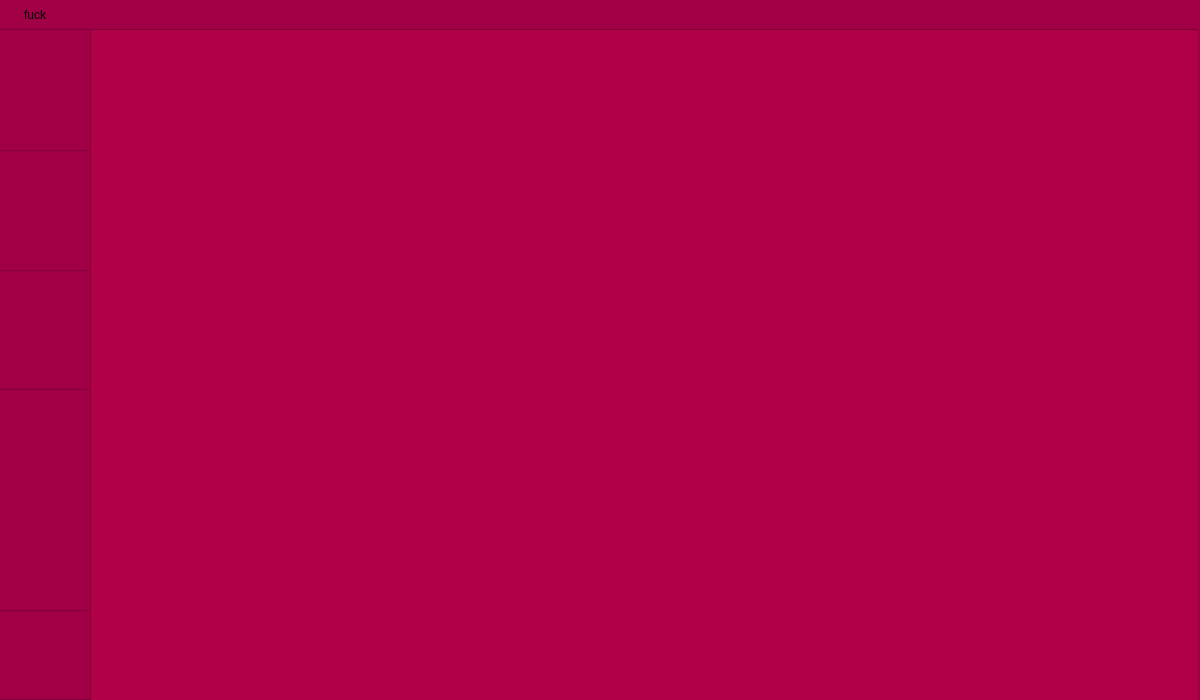
JerryShe/O-Reader, file parser-test/mainwindow.ui: the form before one commit.
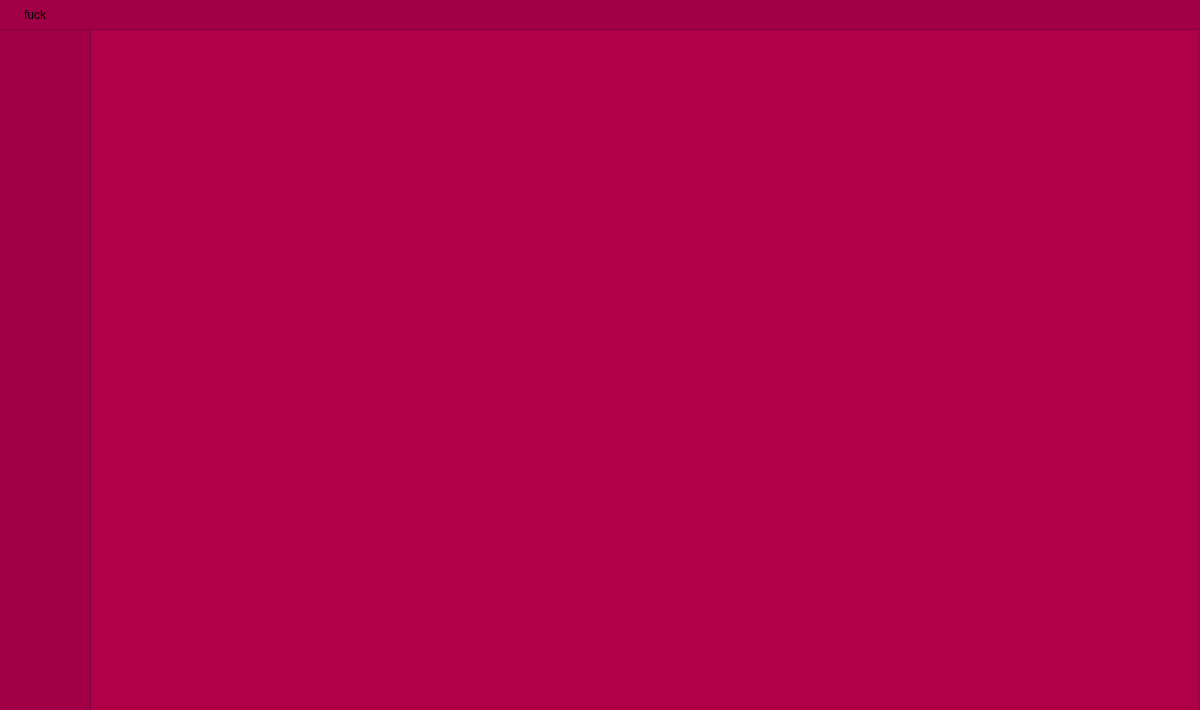
The form after the commit. Icons and pictures are not drawn.

Commit message:
Menu Buttons remade
Доделал анимации нажатия и наведения для кнопок меню
быдлокод over 9000

Diff of the .ui file:
```diff
--- a/parser-test/mainwindow.ui
+++ b/parser-test/mainwindow.ui
@@ -10,7 +10,7 @@
     <x>0</x>
     <y>0</y>
     <width>1200</width>
-    <height>700</height>
+    <height>710</height>
    </rect>
   </property>
   <property name="sizePolicy">
@@ -841,7 +841,7 @@
        <number>0</number>
       </property>
       <property name="sizeConstraint">
-       <enum>QLayout::SetMaximumSize</enum>
+       <enum>QLayout::SetFixedSize</enum>
       </property>
       <property name="leftMargin">
        <number>0</number>
@@ -964,17 +964,7 @@
          </size>
         </property>
         <property name="styleSheet">
-         <string notr="true">#Settings
-{
-	border-style: groove none none none;
- 	border-color:rgb(130, 0, 60);
- 	border-width: 1px;
-}
-
-#Settings:hover 
-{
-	background-color:rgb(157, 0, 70);
-}</string>
+         <string notr="true"/>
         </property>
         <property name="text">
          <string/>
@@ -1005,18 +995,7 @@
          </size>
         </property>
         <property name="styleSheet">
-         <string notr="true">#Synchronization
-{
-
-	border-style: groove none groove none;
- 	border-color:rgb(130, 0, 60);
- 	border-width: 1px;
-}
-
-#Synchronization:hover 
-{
-	background-color:rgb(157, 0, 70);
-}</string>
+         <string notr="true"/>
         </property>
         <property name="text">
          <string/>
@@ -1031,6 +1010,9 @@
         <property name="orientation">
          <enum>Qt::Vertical</enum>
         </property>
+        <property name="sizeType">
+         <enum>QSizePolicy::Expanding</enum>
+        </property>
         <property name="sizeHint" stdset="0">
          <size>
           <width>20</width>
@@ -1060,17 +1042,7 @@
          </size>
         </property>
         <property name="styleSheet">
-         <string notr="true">#Logout
-{
-	border-style: groove none groove none;
- 	border-color:rgb(130, 0, 60);
- 	border-width: 1px;
-}
-
-#Logout:hover 
-{
-	background-color:rgb(157, 0, 70);
-}</string>
+         <string notr="true"/>
         </property>
         <property name="text">
          <string/>
```
Left out of the diff: 87 changed lines with no effect on the pictures. The commit also changes 4 other files.
